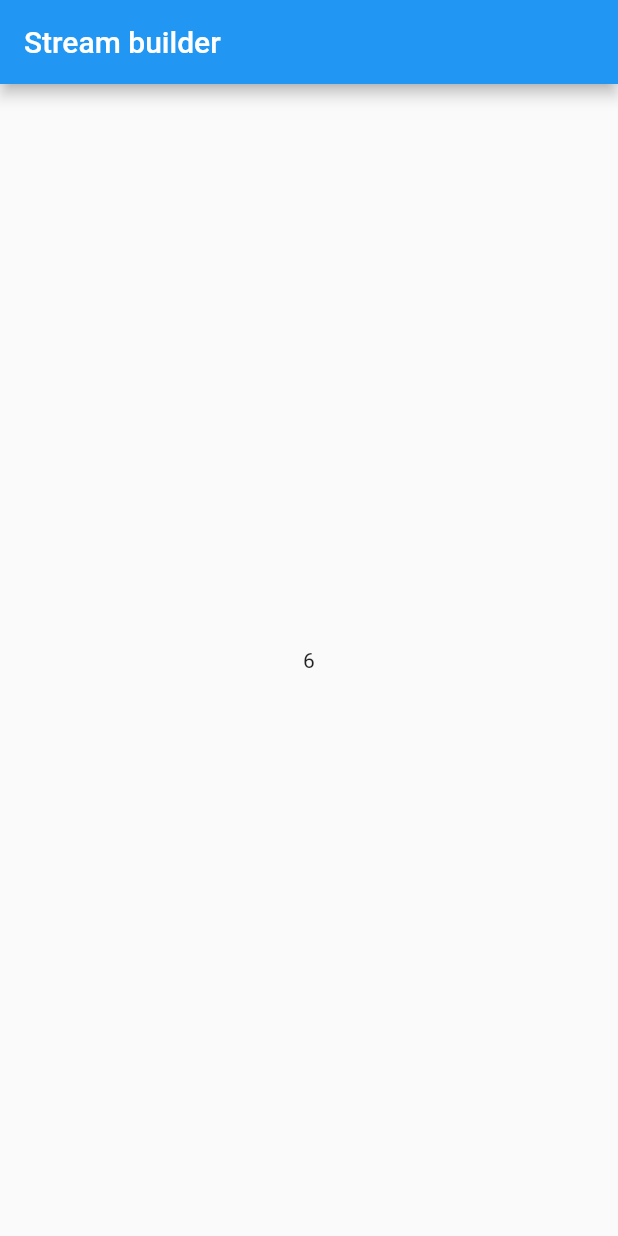
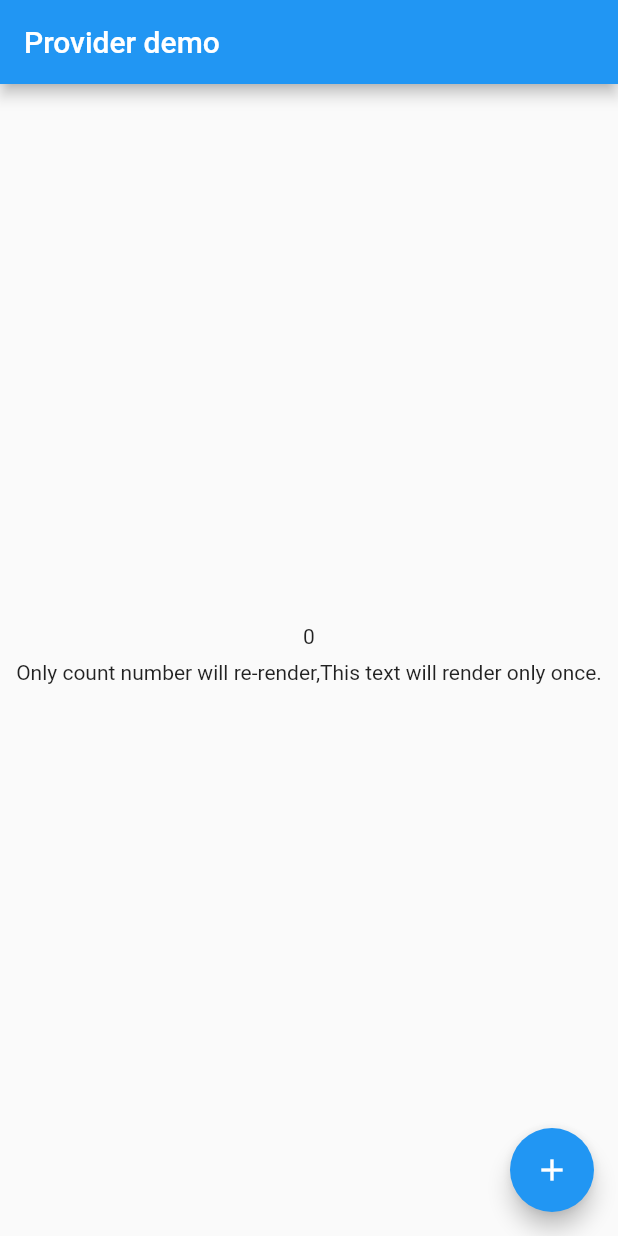
Before and after one commit to PratikChothani007/state_management, a Flutter app: the screen it shows after launch, on a phone screen of 412 x 824 dp. Run offline on Flutter 3.47's test engine with Material 2 defaults, Android fonts, the phone set to English and light mode, and no system bars.

Commit message:
Add Provider.

```diff
--- /dev/null
+++ b/lib/data_provider.dart
@@ -0,0 +1,13 @@
+import 'package:flutter/cupertino.dart';
+
+class DataProvider with ChangeNotifier {
+
+  int _counter = 0;
+
+  int get counter => _counter;
+
+  void increaseCount(){
+    _counter++;
+    notifyListeners();
+  }
+}
--- a/lib/main.dart
+++ b/lib/main.dart
@@ -1,4 +1,6 @@
 import 'package:flutter/material.dart';
+import 'package:provider/provider.dart';
+import 'package:state_management/data_provider.dart';
 
 void main() {
   runApp(const MyApp());
@@ -9,9 +11,12 @@ class MyApp extends StatelessWidget {
 
   @override
   Widget build(BuildContext context) {
-    return const MaterialApp(
+    return MaterialApp(
       title: "State Management",
-      home: HomeScreen(),
+      home: ChangeNotifierProvider.value(
+        value: DataProvider(),
+        child: HomeScreen(),
+      ),
     );
   }
 }
@@ -25,34 +30,34 @@ class HomeScreen extends StatefulWidget {
 
 class _HomeScreenState extends State<HomeScreen> {
 
-  Stream<int> autoCounter() async* {
-    int count = 0;
-    while(true){
-      await Future.delayed(const Duration(seconds: 1));
-      yield count++;
-    }
-  }
-
   @override
   Widget build(BuildContext context) {
     return Scaffold(
       appBar: AppBar(
-        title: const Text("Stream builder"),
+        title: const Text("Provider demo"),
       ),
       body: Center(
-        child: StreamBuilder<int>(
-          // initialData: 0,
-          stream: autoCounter(),
-          builder: (_, snapshot) {
-            if (snapshot.hasError) {
-              return const Text("Some thing went wrong");
-            }
-            if (snapshot.data != null) {
-              return Text(snapshot.data.toString());
-            }
-            return const Text("Starting...");
+        child: Consumer<DataProvider>(
+          builder: (_, provider, child) {
+            return Column(
+              mainAxisAlignment: MainAxisAlignment.center,
+              children: [
+                Text(provider.counter.toString()),
+                if(child!= null)child
+              ],
+            );
           },
+          child: const Padding(
+            padding: EdgeInsets.all(8.0),
+            child: Text("Only count number will re-render,This text will render only once.",textAlign: TextAlign.center,),
+          ),
         ),
+      ),
+      floatingActionButton: FloatingActionButton(
+        onPressed: () {
+          Provider.of<DataProvider>(context,listen: false).increaseCount();
+        },
+        child: const Icon(Icons.add),
       ),
     );
   }
```
